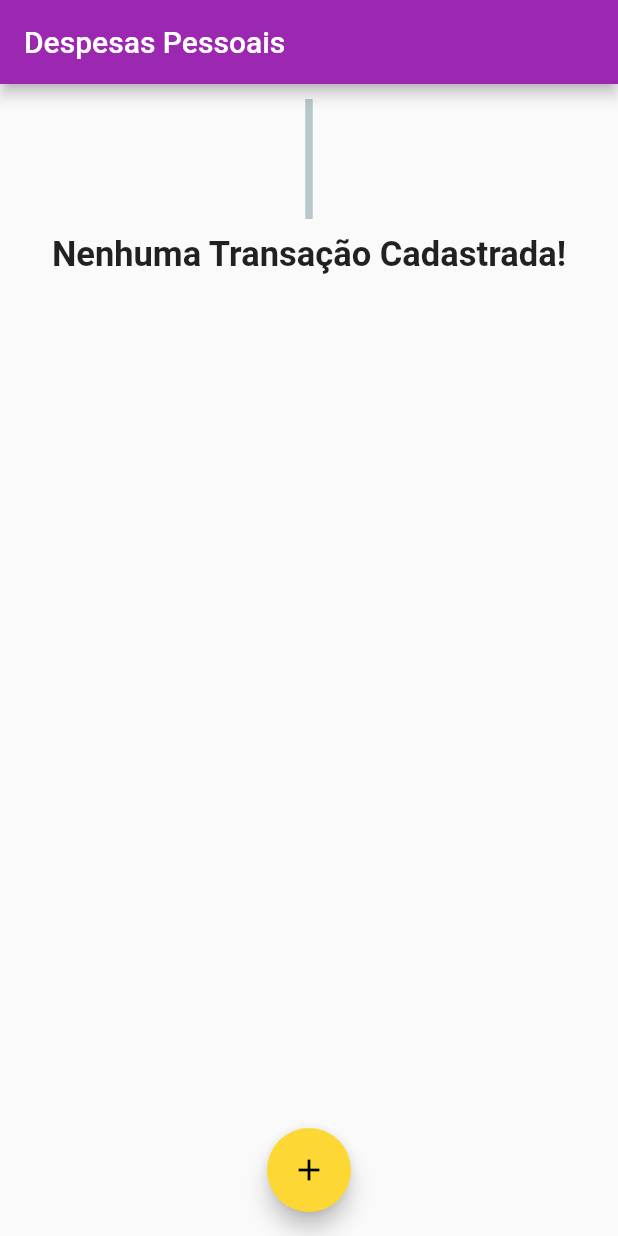
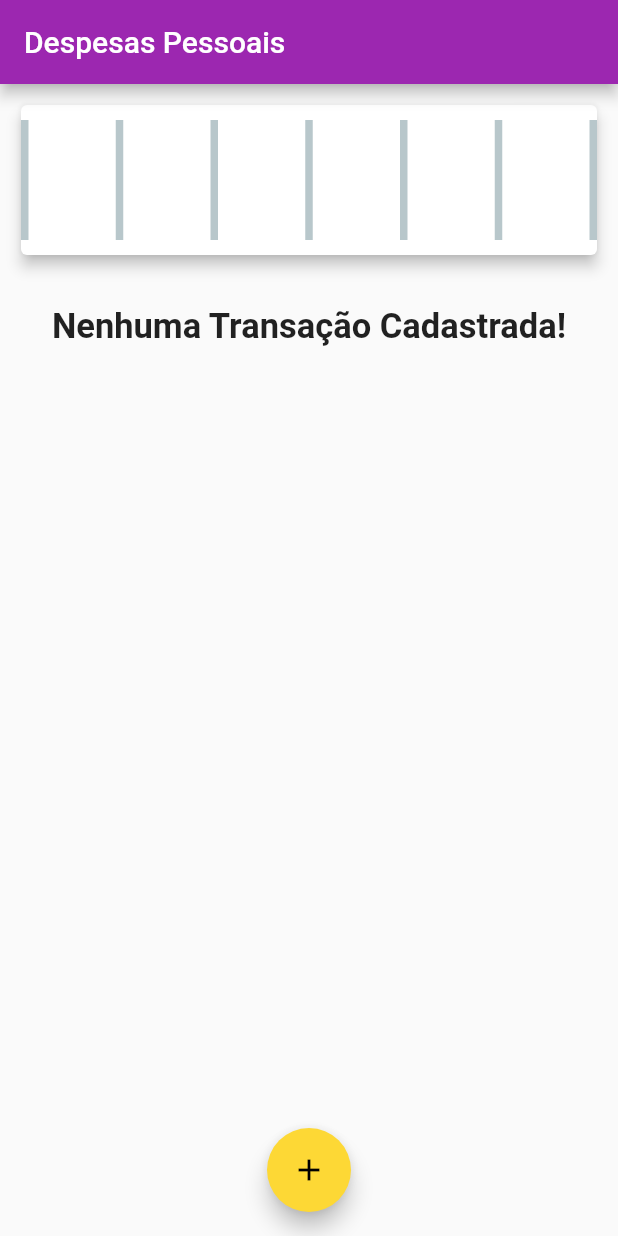
Before and after one commit to helderzack/curso_flutter, a Flutter app: the screen it shows after launch, on a phone screen of 412 x 824 dp. Run offline on Flutter 3.47's test engine with Material 2 defaults, Android fonts, the phone set to English and light mode, and no system bars; drawn by our look-alikes of percent_indicator.

Commit message:
Partial implementation of the card that contains the daily expenditure.

```diff
--- /dev/null
+++ b/despesas_pessoais/lib/day-expenditure.dart
@@ -0,0 +1,22 @@
+import 'package:flutter/material.dart';
+import 'package:percent_indicator/percent_indicator.dart';
+
+class DayExpenditureState extends State<DayExpenditure> {
+  Widget build(BuildContext context) {
+    return RotatedBox(
+      quarterTurns: -1,
+      child: LinearPercentIndicator(
+        width: 100.0,
+        percent: 0.0,
+        progressColor: Colors.purple,
+      )
+    );
+  }
+}
+
+class DayExpenditure extends StatefulWidget {
+  @override
+  DayExpenditureState createState() {
+    return DayExpenditureState();
+  }
+}
--- a/despesas_pessoais/lib/main.dart
+++ b/despesas_pessoais/lib/main.dart
@@ -1,7 +1,6 @@
-import 'package:percent_indicator/percent_indicator.dart';
-
 import './open-register-modal.dart';
 import './transaction.dart';
+import 'weekly-expenditure-container.dart';
 import 'package:flutter/material.dart';
 
 void main() {
@@ -34,14 +33,7 @@ class _DespesasPessoaisState extends State<DespesasPessoaisApp> {
       ),
       body: Column(
         children: [
-          RotatedBox(
-            quarterTurns: -1,
-            child: LinearPercentIndicator(
-              width: 100.0,
-              percent: 0.0,
-              progressColor: Colors.purple,
-            ),
-          ),
+          WeeklyExpenditureContainer(),
           hasTransactions
               ? ListView.builder(
                   itemCount: _transactions.length,
--- a/despesas_pessoais/lib/open-register-modal.dart
+++ b/despesas_pessoais/lib/open-register-modal.dart
@@ -27,7 +27,7 @@ class _OpenRegisterModalState extends State<OpenRegisterModal> {
             onPressed: () {
               showModalBottomSheet<void>(
                 context: context, builder: (BuildContext context) {
-                  return Container(
+                  return Form(
                     child: Column(
                       children: [
                         Container(
--- /dev/null
+++ b/despesas_pessoais/lib/weekly-expenditure-container.dart
@@ -0,0 +1,40 @@
+import 'package:flutter/material.dart';
+
+import './day-expenditure.dart';
+
+class WeeklyExpenditureContainerState
+    extends State<WeeklyExpenditureContainer> {
+  final _daysOfTheWeek =
+      List<DayExpenditure>.generate(7, (index) => DayExpenditure());
+
+  Widget build(BuildContext context) {
+    return Container(
+      width: double.infinity,
+      margin: EdgeInsets.only(left: 10, top: 10, right: 10, bottom: 30),
+      child: Card(
+        child: Row(
+          mainAxisAlignment: MainAxisAlignment.spaceBetween,
+          children: [
+            _daysOfTheWeek[0],
+            _daysOfTheWeek[1],
+            _daysOfTheWeek[2],
+            _daysOfTheWeek[3],
+            _daysOfTheWeek[4],
+            _daysOfTheWeek[5],
+            _daysOfTheWeek[6]
+          ],
+        ),
+        shadowColor: Colors.black,
+        elevation: 4,
+        color: Colors.white,
+      ),
+    );
+  }
+}
+
+class WeeklyExpenditureContainer extends StatefulWidget {
+  @override
+  WeeklyExpenditureContainerState createState() {
+    return WeeklyExpenditureContainerState();
+  }
+}
```
